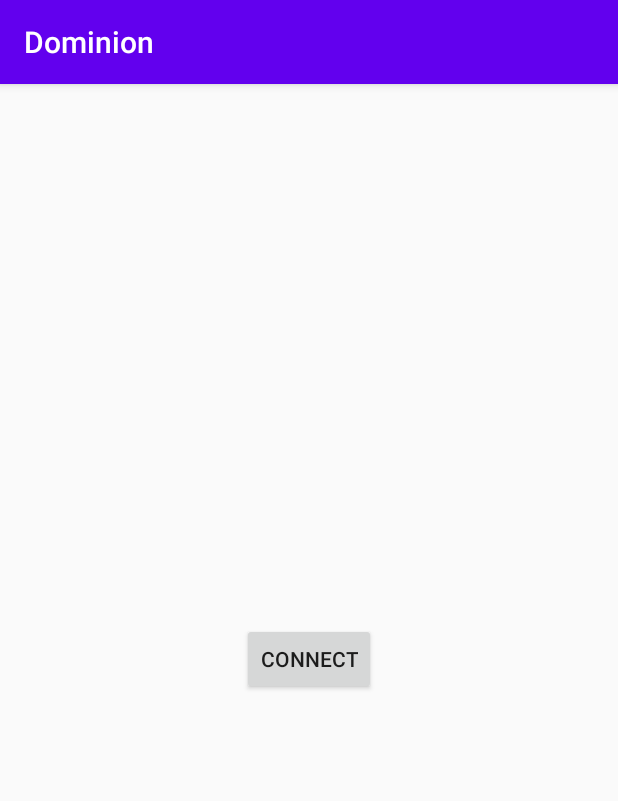
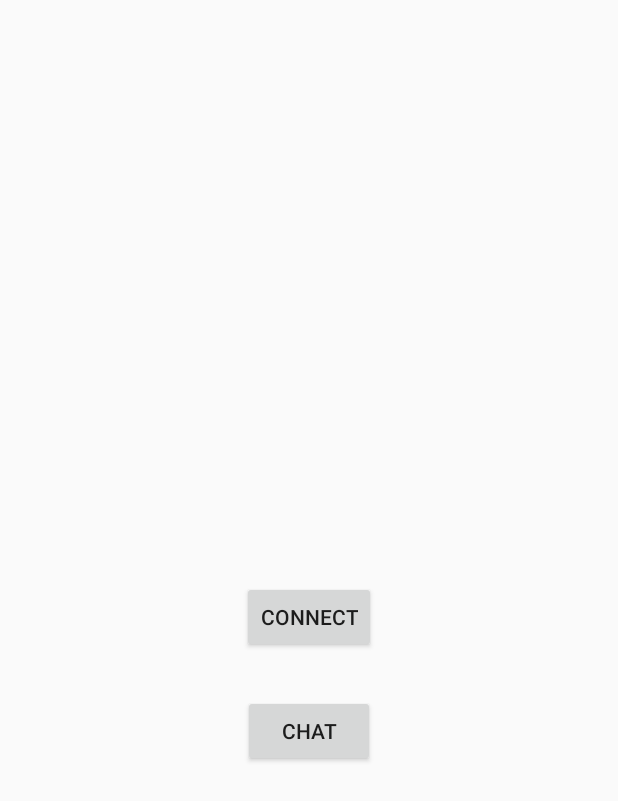
Before and after one commit to floriankleewein/Dominion, an Android app: the screen it shows after launch (MainActivity), on a phone screen of 412 x 824 dp. Shown: the top 801 px of the screen. Run offline under Robolectric (Android 15) with nearby library versions, the phone set to English and light mode, and no system bars; libraries missing offline, so code that uses them is left out: com.esotericsoftware.kryonet; Roboto replaces fonts that are not available here; 5 statements that could not run were skipped.

Commit message:
created activity for chat

```diff
--- a/app/src/main/AndroidManifest.xml
+++ b/app/src/main/AndroidManifest.xml
@@ -12,13 +12,16 @@
         android:roundIcon="@mipmap/ic_launcher_round"
         android:supportsRtl="true"
         android:theme="@style/AppTheme">
-        <activity android:name="com.group7.dominion.MainActivity">
+        <activity android:name=".Chat.chatroom"
+            android:parentActivityName=".MainActivity"></activity>
+        <activity android:name=".MainActivity">
             <intent-filter>
                 <action android:name="android.intent.action.MAIN" />
 
                 <category android:name="android.intent.category.LAUNCHER" />
             </intent-filter>
         </activity>
+
         <meta-data
             android:name="preloaded_fonts"
             android:resource="@array/preloaded_fonts" />
--- a/app/src/main/java/com/group7/dominion/MainActivity.java
+++ b/app/src/main/java/com/group7/dominion/MainActivity.java
@@ -1,30 +1,39 @@
 package com.group7.dominion;
 
+import android.content.Intent;
 import android.os.Bundle;
 import android.view.View;
 import android.widget.Button;
 
 import androidx.appcompat.app.AppCompatActivity;
 
-import com.group7.dominion.Board.Board;
-import com.group7.dominion.Cards.ActionType;
+import com.group7.dominion.Chat.chatroom;
 import com.group7.dominion.Network.ClientConnector;
 import com.group7.localtestserver.TestServer;
 
 public class MainActivity extends AppCompatActivity {
 
     Button btnCon;
+    Button btnChat;
 
     @Override
     protected void onCreate(Bundle savedInstanceState) {
         super.onCreate(savedInstanceState);
         setContentView(R.layout.activity_main);
         btnCon = findViewById(R.id.btn_con);
+        btnChat = findViewById(R.id.chatButton);
 
 
         //Server Start
         TestServer testServer = new TestServer();
         testServer.startServer();
+
+        btnChat.setOnClickListener(new View.OnClickListener() {
+            @Override
+            public void onClick(View v) {
+                openChatroom();
+            }
+        });
 
     }
 
@@ -49,4 +58,10 @@ public class MainActivity extends AppCompatActivity {
 
 
     }
+
+    public void openChatroom() {
+        Intent intent = new Intent (this, chatroom.class);
+        startActivity(intent);
+    }
+
 }
--- a/app/src/main/res/layout/activity_main.xml
+++ b/app/src/main/res/layout/activity_main.xml
@@ -16,4 +16,18 @@
         app:layout_constraintStart_toStartOf="parent"
         app:layout_constraintTop_toTopOf="parent"
         app:layout_constraintVertical_bias="0.499" />
+
+    <Button
+        android:id="@+id/chatButton"
+        android:layout_width="wrap_content"
+        android:layout_height="wrap_content"
+        android:layout_marginTop="28dp"
+        android:text="Chat"
+        app:layout_constraintBottom_toBottomOf="parent"
+        app:layout_constraintEnd_toEndOf="parent"
+        app:layout_constraintHorizontal_bias="0.501"
+        app:layout_constraintStart_toStartOf="parent"
+        app:layout_constraintTop_toBottomOf="@+id/btn_con"
+        app:layout_constraintVertical_bias="0.0" />
+
 </androidx.constraintlayout.widget.ConstraintLayout>
--- a/app/src/main/res/values/styles.xml
+++ b/app/src/main/res/values/styles.xml
@@ -1,7 +1,7 @@
 <resources>
 
     <!-- Base application theme. -->
-    <style name="AppTheme" parent="Theme.AppCompat.Light.DarkActionBar">
+    <style name="AppTheme" parent="Theme.AppCompat.Light.NoActionBar">
         <!-- Customize your theme here. -->
         <item name="colorPrimary">@color/colorPrimary</item>
         <item name="colorPrimaryDark">@color/colorPrimaryDark</item>
```
Also changed, not shown: app/src/main/java/com/group7/dominion/Chat/chatroom.java (added, +25 -0 lines), app/src/main/res/layout/activity_chatroom.xml (added, +14 -0 lines).
